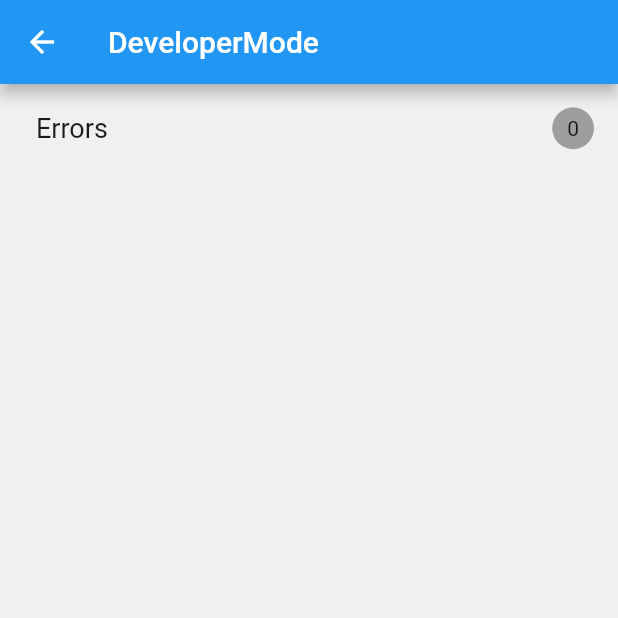
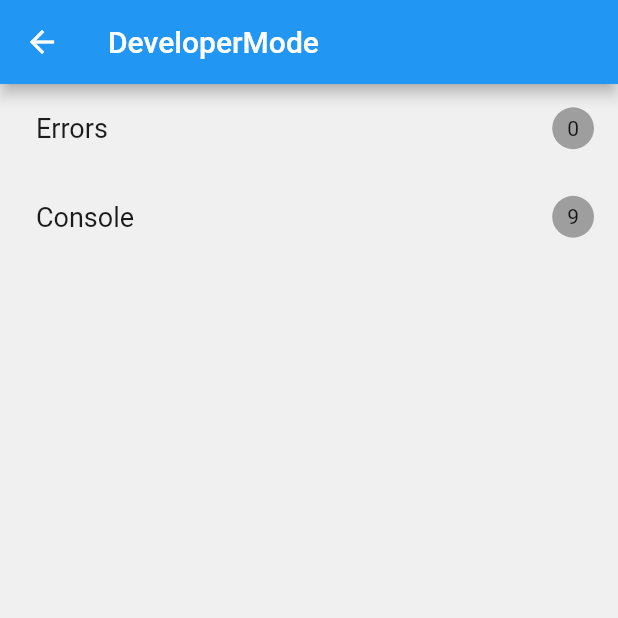
Before and after one commit to stroke-company-ltd/stroke-app, a Flutter app: the _DevModeMainPage screen opened directly, on a phone screen of 412 x 824 dp, the top half of it. Run offline on Flutter 3.47's test engine with Material 2 defaults, Android fonts, the phone set to English and light mode, and no system bars; drawn by our look-alikes of settings_ui; our stand-ins replace shared_preferences; missing offline and left inert: dart:ffi, flutter_rust_bridge; accounts and stored records are empty.

Commit message:
implement dev mode console
commit 5eaff9f0ba3ed5555fb298beccb8ea479c93847a
Author: kistenklaus <karlsasssie@gmail.com>
Date:   Mon Nov 28 01:56:56 2022 +0100

    implement dev mode console

```diff
--- /dev/null
+++ b/lib/console.dart
@@ -0,0 +1,77 @@
+
+import 'package:flutter/material.dart';
+
+class Console extends ChangeNotifier{
+  static const bool enablePrintLog = true;
+  static Console? _instance;
+  static Console get instance{
+    return _instance ??= Console._();
+  }
+
+  final List<ConsoleLog> _logs = [];
+  int _logSize = 0;
+
+  Console._();
+
+  static void log(String str){
+    instance._logSize++;
+    // ignore: avoid_print
+    if(enablePrintLog)print("$str\n");
+    ConsoleLog newLog = ConsoleLog._(str, StackTrace.current);
+    for(var log in instance._logs){
+      if(log == newLog){
+        log.count++;
+        instance.notifyListeners();
+        return;
+      }
+    }
+    instance._logs.add(newLog);
+    instance.notifyListeners();
+  }
+
+  static List<ConsoleLog> getLogs(){
+    return instance._logs;
+  }
+
+  static int logSize(){
+    return instance._logSize;
+  }
+
+  static void clear(){
+    if(instance._logs.isEmpty)return;
+    instance._logs.clear();
+    instance.notifyListeners();
+  }
+
+
+}
+
+class ConsoleLog{
+  final String line;
+  final String log;
+  int count = 1;
+
+  ConsoleLog._(this.log, StackTrace stack) : line = parseStack(stack);
+
+  static String parseStack(StackTrace stack){
+    String rep = stack.toString();
+    List<String> lines = rep.split('\n');
+    for (var line in lines) {
+      if (line.startsWith("#1")) {
+        int start = line.indexOf("(") + 1;
+        int end = line.indexOf(")");
+        return line.substring(start, end);
+      }
+    }
+    return stack.toString();
+  }
+
+  @override
+  bool operator==(Object other){
+    if(other is! ConsoleLog)return false;
+    return other.log == log && other.line == line;
+  }
+
+  @override
+  int get hashCode => Object.hash(log, line);
+}
--- a/lib/error_handler.dart
+++ b/lib/error_handler.dart
@@ -18,7 +18,6 @@ class ErrorHandler extends ChangeNotifier {
   ErrorHandler._() : _errors = [];
 
   void afterBuildFrame() {
-    print("AFTER BUILD FRAME");
     hasNewError = false;
     for (var op in postops) {
       op();
--- a/lib/main.dart
+++ b/lib/main.dart
@@ -1,7 +1,9 @@
+import 'dart:async';
+
 import 'package:flutter/foundation.dart';
 import 'package:flutter/material.dart';
+import 'package:stroke/console.dart';
 import 'package:stroke/error_handler.dart';
-import 'package:stroke/shared_prefs.dart';
 import 'package:stroke/widgets/home_page.dart';
 import 'ffi.dart' if (dart.library.html) 'ffi_web.dart';
 
@@ -16,7 +18,8 @@ void main() async {
     ErrorHandler.getInstance().onPlatformError(error, stack);
     return true;
   };
-  //await SharedPrefs.init();
+  Timer.periodic(const Duration(seconds: 1), (_) => Console.log("Hello, World!"));
+
   runApp(const MyApp());
 }
 
--- a/lib/widgets/checklist_page.dart
+++ b/lib/widgets/checklist_page.dart
@@ -10,7 +10,6 @@ class _ChecklistPageWidget extends StatelessWidget{
   @override
   Widget build(BuildContext context) {
     throw UnimplementedError();
-    return const Text("TODO");
   }
 
 }
--- a/lib/widgets/home_page.dart
+++ b/lib/widgets/home_page.dart
@@ -1,6 +1,7 @@
 import 'package:flutter/material.dart';
 import 'package:flutter/scheduler.dart';
 import 'package:provider/provider.dart';
+import 'package:stroke/console.dart';
 import 'package:stroke/error_handler.dart';
 import 'package:stroke/widgets/checklist_page.dart';
 import 'package:stroke/widgets/dev_page.dart';
@@ -19,6 +20,7 @@ class HomePageScaffold extends StatelessWidget {
                   SettingsPage(),
                 ], index: HomePageIndex(index: 0))),
         ChangeNotifierProvider(create: (_) => ErrorHandler.getInstance()),
+        ChangeNotifierProvider(create: (_) => Console.instance),
         ChangeNotifierProvider(
             create: (_) => DeveloperModeSwitch.fromPrefs())
         //root state.
@@ -35,9 +37,6 @@ class HomePageScaffold extends StatelessWidget {
           SchedulerBinding.instance.addPostFrameCallback((_) =>
               context.read<HomePages>().removeHomePage<DevHomePage>());
         }
-
-        print(context.read<HomePages>().pages);
-
         return Scaffold(
           body: Builder(builder: (context) {
             final HomePages homePages = context.watch<HomePages>();
```
Also changed, not shown: lib/widgets/dev_page.dart (+99 -15 lines).
